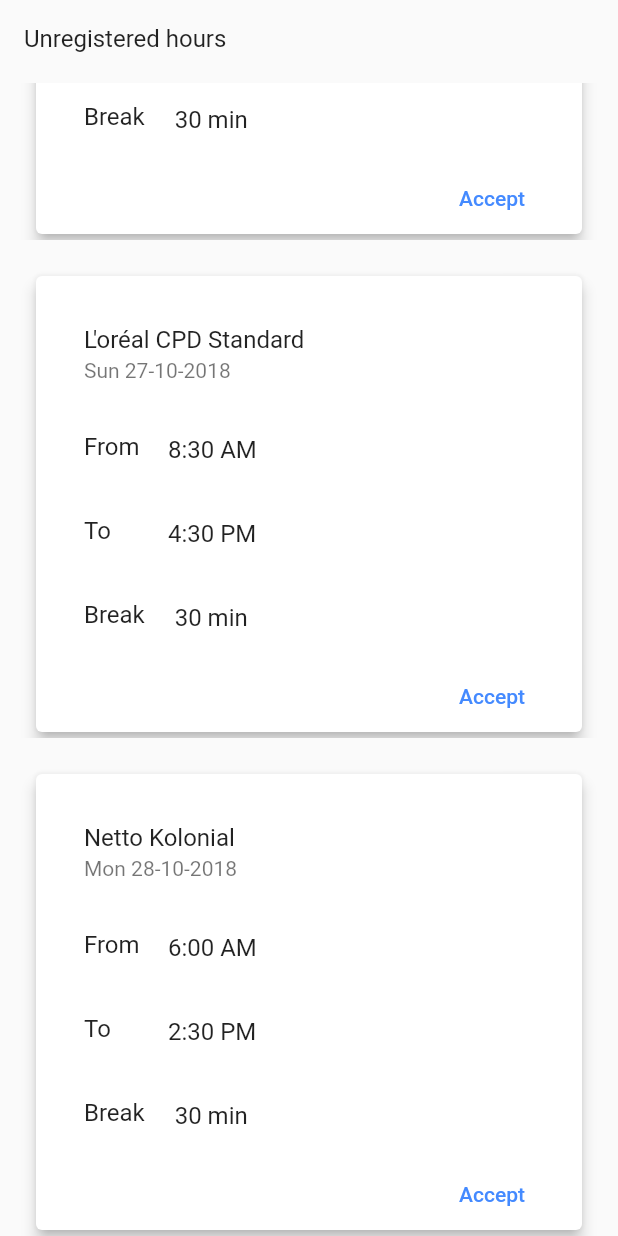
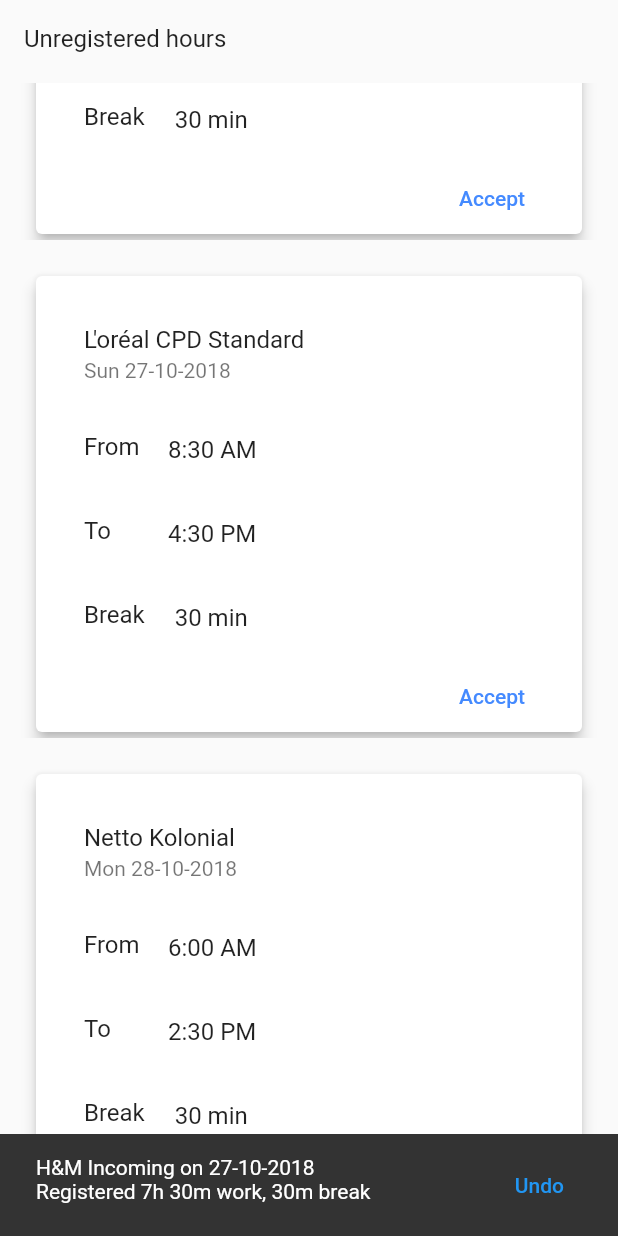
Before and after one commit to effortless-mgmt/ems_app, a Flutter app: the AddScreen screen opened directly, scrolled down 559 dp, after a tap on "Accept", on a phone screen of 412 x 824 dp. Run offline on Flutter 3.47's test engine with Material 2 defaults, Android fonts, the phone set to English and light mode, and no system bars; missing offline and left inert: flutter_duration_picker.

Commit message:
Animation still not working. Added snackbar + undo, problems with state. Maybe rethink architecture

```diff
--- a/lib/src/screens/add_screen.dart
+++ b/lib/src/screens/add_screen.dart
@@ -10,8 +10,8 @@ class AddScreenState extends State<AddScreen> with TickerProviderStateMixin {
   AnimationController _animationController;
   List<TempTimeRegItem> _unregTempHours;
   List<TimeReg> _unregHours;
-  TimeReg _lastAccepted;
-  int _lastAcceptedIndex;
+  // TimeReg _lastAccepted;
+  // int _lastAcceptedIndex;
 
   @override
   void initState() {
@@ -20,12 +20,14 @@ class AddScreenState extends State<AddScreen> with TickerProviderStateMixin {
         duration: new Duration(milliseconds: 250), vsync: this);
     _unregHours = <TimeReg>[];
     TimeReg tr1 = new TimeReg(
-        date: new DateTime(2018, 10, 26),
-        location: "Netto Spot",
-        start: new TimeOfDay(hour: 09, minute: 00),
-        stop: new TimeOfDay(hour: 17, minute: 00),
-        pause: 30,
-        animationController: _animationController);
+      key: _listKey,
+      date: new DateTime(2018, 10, 26),
+      location: "Netto Spot",
+      start: new TimeOfDay(hour: 09, minute: 00),
+      stop: new TimeOfDay(hour: 17, minute: 00),
+      pause: 30,
+      animationController: _animationController,
+    );
 
     TimeReg tr2 = new TimeReg(
         date: new DateTime(2018, 10, 27),
@@ -112,6 +114,53 @@ class AddScreenState extends State<AddScreen> with TickerProviderStateMixin {
     _animationController.dispose();
   }
 
+  void _regTime(BuildContext context, int index) {
+    TimeReg tr = _unregHours.removeAt(index);
+    DateTime start = new DateTime(tr.date.year, tr.date.month, tr.date.day,
+        tr.start.hour, tr.start.minute);
+    DateTime stop = new DateTime(
+        tr.date.year, tr.date.month, tr.date.day, tr.stop.hour, tr.stop.minute);
+    if (stop.hour < start.hour) {
+      debugPrint("Stops next day");
+      debugPrint("Stop before adding day: ${stop.toString()}");
+
+      stop = stop.add(new Duration(days: 1));
+      debugPrint("Start DateTime: ${start.toString()}");
+      debugPrint("Stop DateTime: ${stop.toString()}");
+    }
+    stop = stop.subtract(new Duration(minutes: tr.pause));
+    WorkHours wh = new WorkHours(stop.difference(start).inMinutes, tr.date);
+    debugPrint("Registered: ${wh.getHours()}h ${wh.getMinutes()}m");
+    _showUndoSnackBar(context, wh, tr, index);
+  }
+
+  void _showUndoSnackBar(
+      BuildContext context, WorkHours wh, TimeReg tr, int index) {
+    final snackBar = new SnackBar(
+      action: new SnackBarAction(
+          label: "Undo",
+          onPressed: () {
+            setState(() {
+              _unregHours.insert(index, tr);
+              // _buildItem(context, index);
+            });
+          }),
+      duration: new Duration(seconds: 5),
+      content: Container(
+        height: 40.0,
+        child: Column(
+          crossAxisAlignment: CrossAxisAlignment.start,
+          children: <Widget>[
+            new Text("${tr.location} on ${wh.getDateFormatted()}"),
+            new Text(
+                "Registered ${wh.getHours()}h ${wh.getMinutes()}m work, ${tr.pause}m break"),
+          ],
+        ),
+      ),
+    );
+    Scaffold.of(context).showSnackBar(snackBar);
+  }
+
   Widget _buildItem(BuildContext context, int index) {
     return TimeReg(
         date: _unregHours[index].date,
@@ -122,9 +171,8 @@ class AddScreenState extends State<AddScreen> with TickerProviderStateMixin {
         animationController: _unregHours[index].animationController,
         onAccepted: () {
           setState(() {
-            _lastAcceptedIndex = index;
             _unregHours[index].animationController.forward();
-            _lastAccepted = _unregHours.removeAt(index);
+            _regTime(context, index);
             debugPrint("Removed at $index");
           });
         });
--- a/lib/src/widgets/navbar_widget.dart
+++ b/lib/src/widgets/navbar_widget.dart
@@ -1,4 +1,3 @@
-import 'package:ems_app/src/screens/temp.dart';
 import 'package:flutter/material.dart';
 import '../screens/add_screen.dart';
 import '../screens/calender_screen.dart';
@@ -18,8 +17,8 @@ class _NavbarState extends State<Navbar> {
   final List<Widget> _screens = [
     HomeScreen(),
     CalenderScreen(),
-    // AddScreen(),
-    AnimatedListSample(),
+    AddScreen(),
+    // AnimatedListSample(),
     ContactCardScreen(),
     ProfileScreen(),
   ];
--- a/lib/src/widgets/timereg_widget.dart
+++ b/lib/src/widgets/timereg_widget.dart
@@ -116,7 +116,7 @@ class _TimeRegState extends State<TimeReg> {
       debugPrint("Stop DateTime: ${stop.toString()}");
     }
     stop = stop.subtract(new Duration(minutes: _pause));
-    _wh = new WorkHours(stop.difference(start).inMinutes);
+    _wh = new WorkHours(stop.difference(start).inMinutes, widget.date);
     debugPrint("Registered: ${_wh.getHours()}h ${_wh.getMinutes()}m");
   }
 
@@ -183,9 +183,11 @@ class WorkHours {
   int _durationMinutes;
   int _minutes = 0;
   double _hours = 0.0;
+  DateTime _date;
 
-  WorkHours(int _durationMinutes) {
-    this._durationMinutes = _durationMinutes;
+  WorkHours(int durationMinutes, DateTime date) {
+    this._durationMinutes = durationMinutes;
+    this._date = date;
     convertHours();
   }
 
@@ -205,4 +207,8 @@ class WorkHours {
   int getDurationMinutes() {
     return _durationMinutes;
   }
+
+  String getDateFormatted() {
+    return "${_date.day}-${_date.month}-${_date.year}";
+  }
 }
```
